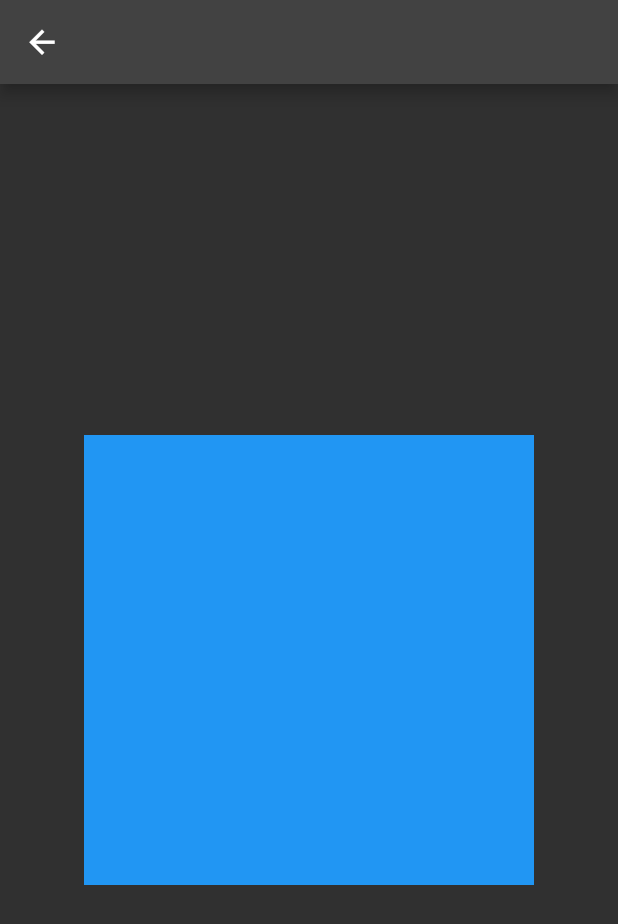
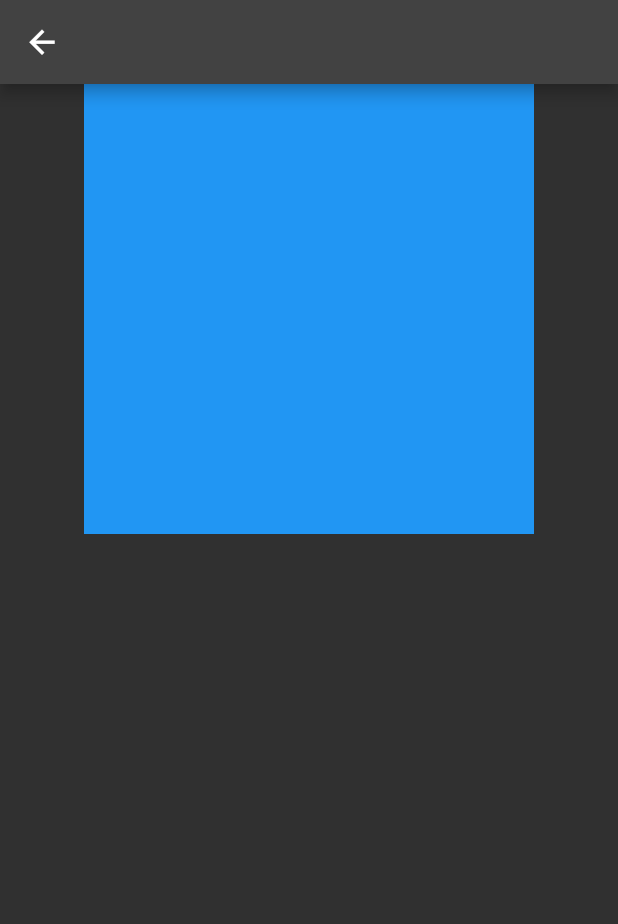
Before and after one commit to luizzlcs/iasd_myadmin, a Flutter app: the Testes screen opened directly, on a phone screen of 412 x 824 dp. Shown: the top 924 px of the screen. Run offline on Flutter 3.47's test engine with Material 2 defaults, Android fonts, the phone set to English and light mode, and no system bars; our stand-ins replace auto_size_text, cloud_firestore, file_picker, firebase_auth, firebase_core, firebase_storage and 3 more; missing offline and left inert: flutter_launcher_icons, new_keyboard_shortcuts; accounts and stored records are empty; project files that could hold a hidden picture were left out.

Commit message:
Treinando Row e collum

```diff
--- a/lib/app/pages/dashboard/testes.dart
+++ b/lib/app/pages/dashboard/testes.dart
@@ -9,10 +9,14 @@ class Testes extends StatelessWidget {
        return Scaffold(
            appBar: AppBar(title: const Text(''),),
            body: Center(
-             child: Container(
-              width: 300,
-              height: 300,
-              color: Colors.blue,
+             child: Column(
+               children: [
+                 Container(
+                  width: 300,
+                  height: 300,
+                  color: Colors.blue,
+                 ),
+               ],
              ),
            ),
        );
```
